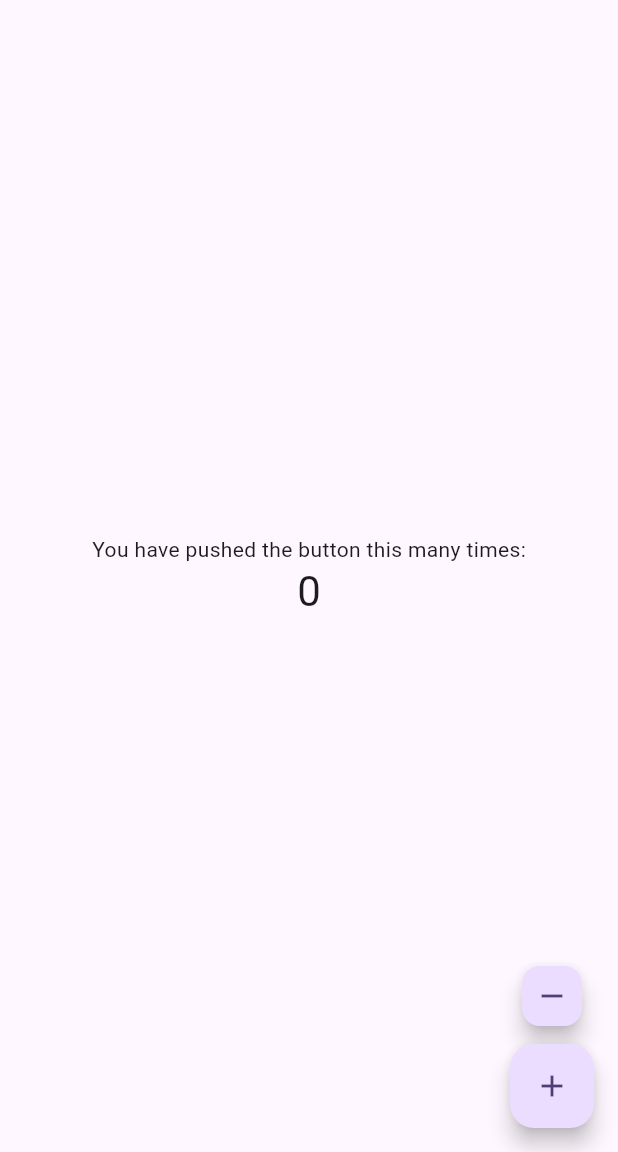
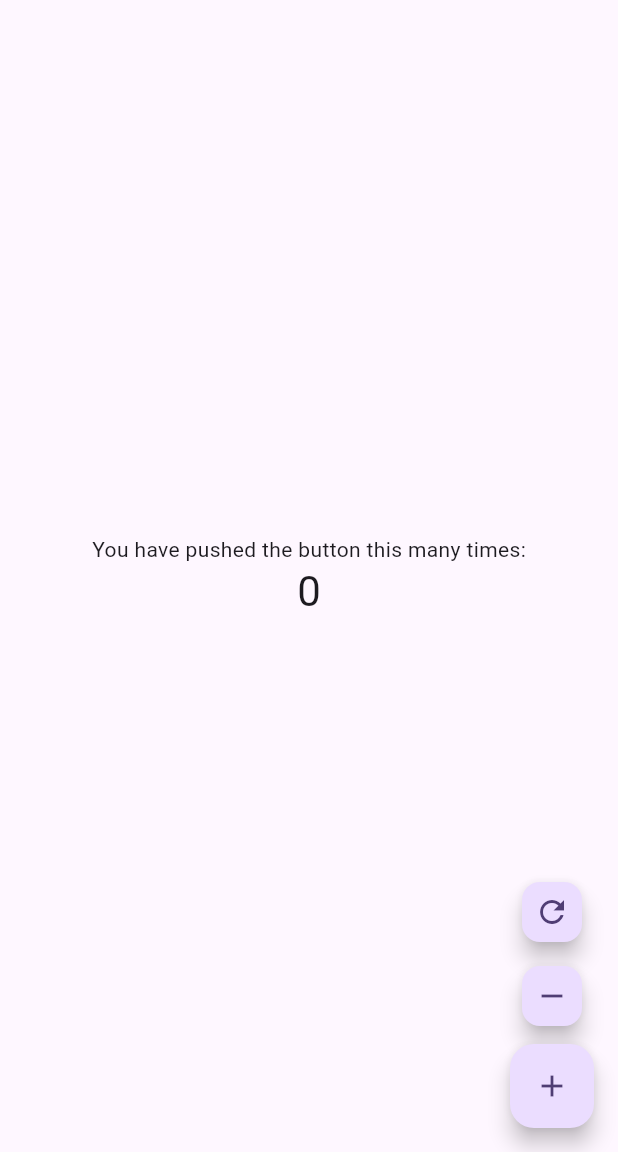
Before and after one commit to avadhksapariya/counter-test, a Flutter app: the screen it shows after launch, on a phone screen of 412 x 824 dp, the part 84-1236 px from its top. Run offline on Flutter 3.47's test engine with Material 3 defaults, Android fonts, the phone set to English and light mode, and no system bars.

Commit message:
- main: Added another floating button for reset counter. - counter: Added method to reset the counter. - counter_test: Added new test case for the reset and tested.

```diff
--- a/lib/counter.dart
+++ b/lib/counter.dart
@@ -12,4 +12,8 @@ class Counter {
       _counter--;
     }
   }
+
+  void resetCounter() {
+    _counter = 0;
+  }
 }
--- a/lib/main.dart
+++ b/lib/main.dart
@@ -46,6 +46,12 @@ class _MyHomePageState extends State<MyHomePage> {
     });
   }
 
+  void _resetCounter() {
+    setState(() {
+      counter.resetCounter();
+    });
+  }
+
   @override
   Widget build(BuildContext context) {
     return Scaffold(
@@ -73,6 +79,14 @@ class _MyHomePageState extends State<MyHomePage> {
           Padding(
             padding: const EdgeInsets.only(bottom: 8.0),
             child: FloatingActionButton.small(
+              onPressed: _resetCounter,
+              tooltip: 'Reset',
+              child: const Icon(Icons.refresh),
+            ),
+          ),
+          Padding(
+            padding: const EdgeInsets.only(bottom: 8.0),
+            child: FloatingActionButton.small(
               onPressed: _decrementCounter,
               tooltip: 'Decrement',
               child: const Icon(Icons.remove),
```
Also changed, not shown: 1 other file.
